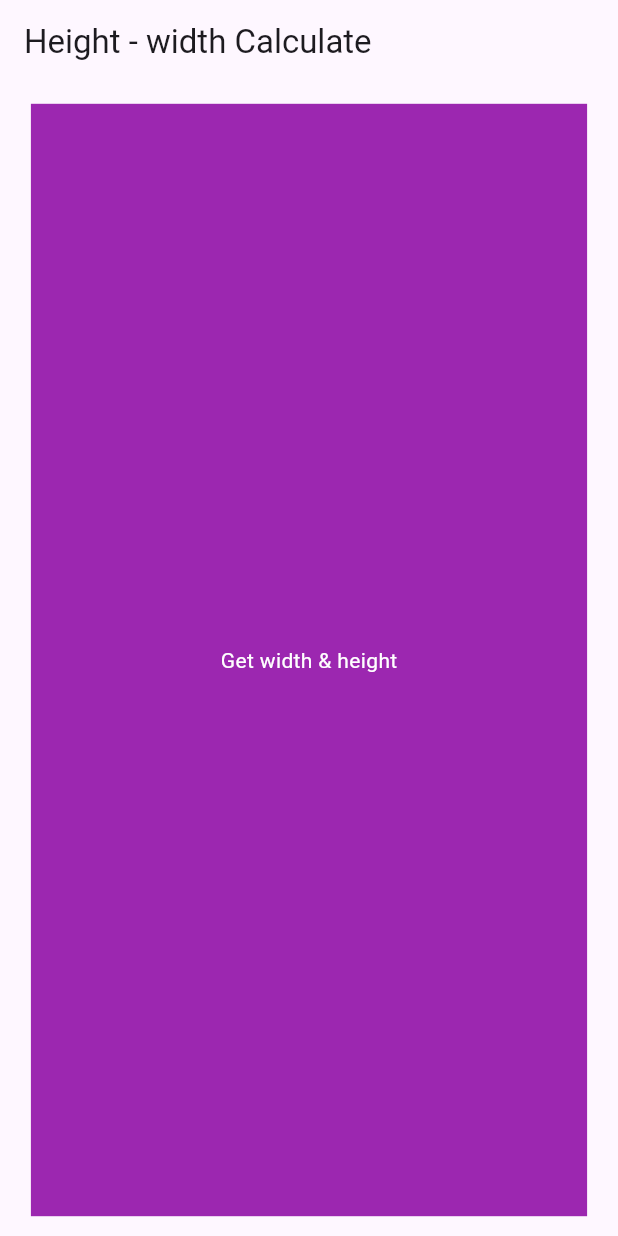
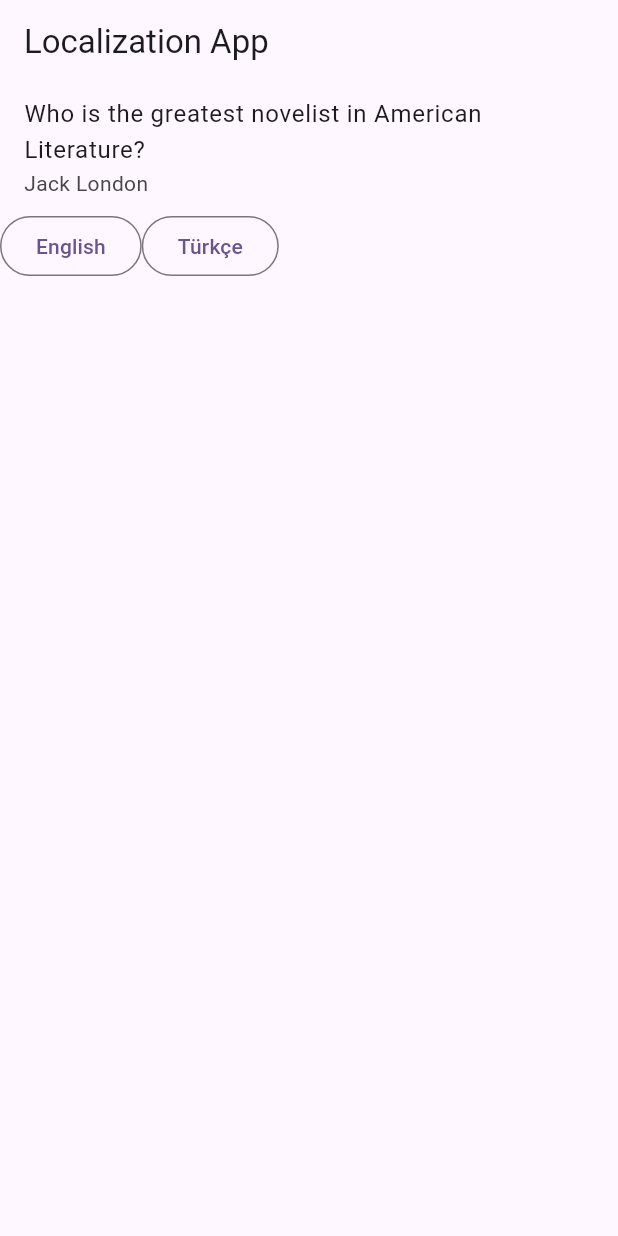
Before and after one commit to busrakk/app-with-getx, a Flutter app: the screen it shows after launch, on a phone screen of 412 x 824 dp. Run offline on Flutter 3.47's test engine with Material 2 defaults, Android fonts, the phone set to English and light mode, and no system bars; our stand-ins replace get.

Commit message:
add translate feature

```diff
--- /dev/null
+++ b/lib/language.dart
@@ -0,0 +1,42 @@
+import 'package:flutter/material.dart';
+import 'package:get/get.dart';
+
+class Language extends StatefulWidget {
+  const Language({super.key});
+
+  @override
+  State<Language> createState() => _LanguageState();
+}
+
+class _LanguageState extends State<Language> {
+  @override
+  Widget build(BuildContext context) {
+    return Scaffold(
+      appBar: AppBar(
+        title: Text("app_title".tr),
+      ),
+      body: Column(
+        children: [
+          ListTile(
+            title: Text("question".tr),
+            subtitle: Text("answer".tr),
+          ),
+          Row(
+            children: [
+              OutlinedButton(
+                  onPressed: () async {
+                    await Get.updateLocale(const Locale('en', 'US'));
+                  },
+                  child: const Text("English")),
+              OutlinedButton(
+                  onPressed: () async {
+                    await Get.updateLocale(const Locale('tr', 'TR'));
+                  },
+                  child: const Text("Türkçe")),
+            ],
+          )
+        ],
+      ),
+    );
+  }
+}
--- /dev/null
+++ b/lib/languages/eng_lang.dart
@@ -0,0 +1,7 @@
+class ENGLang {
+  static get engLangMessages => {
+        'app_title': 'Localization App',
+        'question': 'Who is the greatest novelist in American Literature?',
+        'answer': 'Jack London'
+      };
+}
--- /dev/null
+++ b/lib/languages/languages.dart
@@ -0,0 +1,18 @@
+
+
+import 'package:get/get_navigation/src/root/internacionalization.dart';
+import 'package:getx/languages/eng_lang.dart';
+import 'package:getx/languages/tr_lang.dart';
+
+class Languages extends Translations {
+  @override
+  Map<String, Map<String, String>> get keys =>
+      {
+        'en_US': ENGLang.engLangMessages,
+        'tr_TR': TRLang.trLangMessages
+      };
+}
+
+// languageCode_Region/CountryCode
+// en_US
+//tr_TR
--- /dev/null
+++ b/lib/languages/tr_lang.dart
@@ -0,0 +1,7 @@
+class TRLang {
+  static get trLangMessages => {
+        'app_title': 'Türkçe Uygulaması',
+        'question': 'Türk edebiyatının en iyi roman yazarı kimdir?',
+        'answer': 'Yaşar Kemal'
+      };
+}
--- a/lib/main.dart
+++ b/lib/main.dart
@@ -1,7 +1,8 @@
 import 'package:flutter/material.dart';
 import 'package:get/get.dart';
 import 'package:getx/home_screen.dart';
-import 'package:getx/hw_calculate.dart';
+import 'package:getx/language.dart';
+import 'package:getx/languages/languages.dart';
 import 'package:getx/screen_one.dart';
 import 'package:getx/screen_two.dart';
 
@@ -28,7 +29,10 @@ class MyApp extends StatelessWidget {
         colorScheme: ColorScheme.fromSeed(seedColor: Colors.deepPurple),
         useMaterial3: true,
       ),
-      home: const HWClaculate(),
+      home: const Language(),
+
+      locale: const Locale('en', 'US'), // varsayılan dil
+      translations: Languages(),
     );
   }
 }
```
